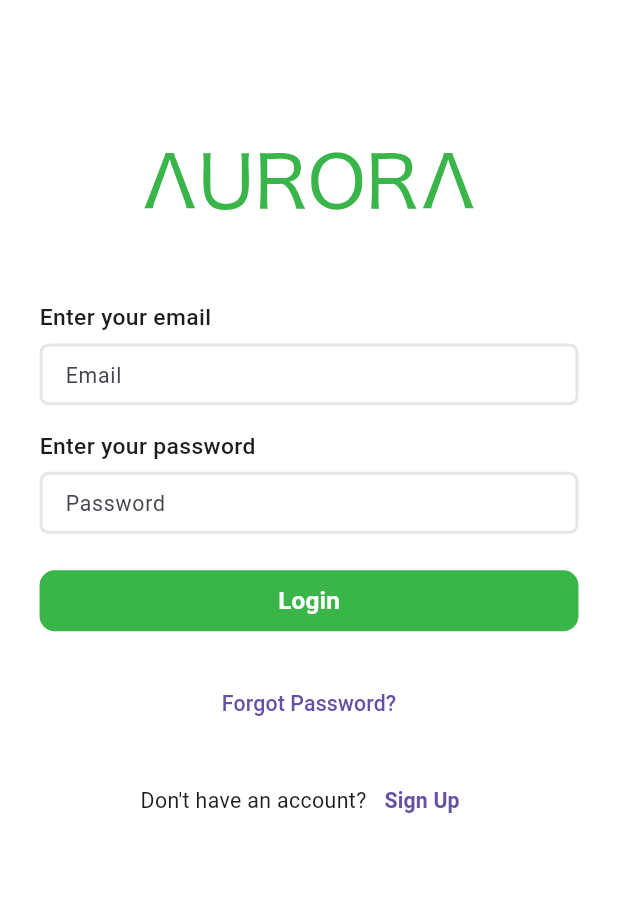
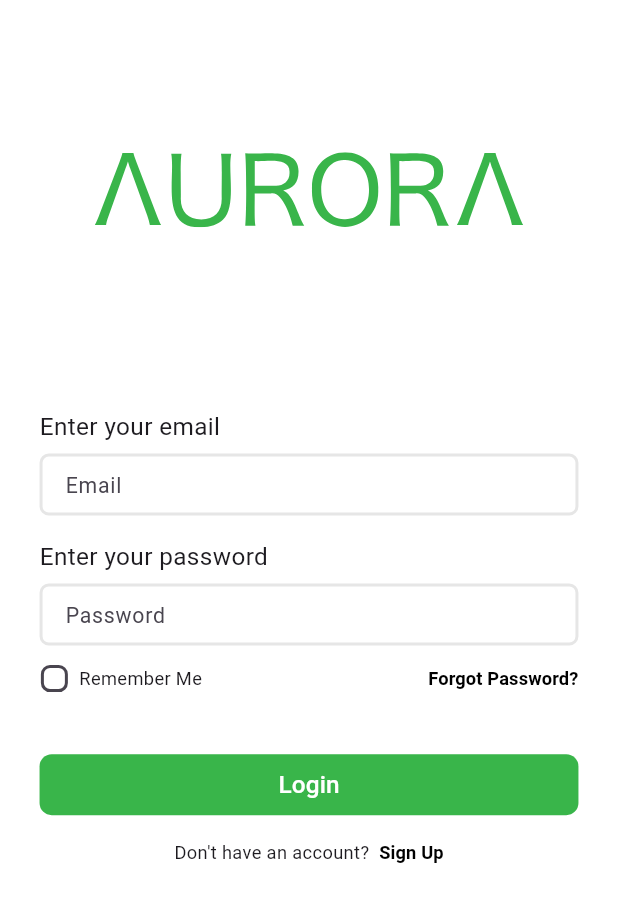
Before and after one commit to iArgho/template_getx, a Flutter app: the screen it shows after launch, on a phone screen of 412 x 824 dp. Shown: the top 902 px of the screen. Run offline on Flutter 3.47's test engine with Material 3 defaults, Android fonts, the phone set to English and light mode, and no system bars; our stand-ins replace flutter_screenutil, flutter_svg, get.

Commit message:
signin screen has been done

```diff
--- a/lib/app/views/screens/auth/login_screen.dart
+++ b/lib/app/views/screens/auth/login_screen.dart
@@ -10,6 +10,8 @@ class LoginScreen extends StatelessWidget {
 
   @override
   Widget build(BuildContext context) {
+    bool rememberMe = false;
+
     return Scaffold(
       body: SafeArea(
         child: SingleChildScrollView(
@@ -20,18 +22,18 @@ class LoginScreen extends StatelessWidget {
               SizedBox(height: 60.h),
               SvgPicture.asset(
                 'assets/logos/aurora.svg',
-                width: 200.w,
+                width: 260.w,
                 colorFilter: const ColorFilter.mode(
                   Color(0xFF39B54A),
                   BlendMode.srcIn,
                 ),
               ),
-              SizedBox(height: 60.h),
+              SizedBox(height: 120.h),
 
               /// Email
               Text(
                 'enterEmail'.tr,
-                style: TextStyle(fontSize: 15.sp, fontWeight: FontWeight.w500),
+                style: TextStyle(fontSize: 16.sp, fontWeight: FontWeight.w400),
               ),
               SizedBox(height: 6.h),
               InputField(
@@ -43,11 +45,64 @@ class LoginScreen extends StatelessWidget {
               /// Password
               Text(
                 'enterPassword'.tr,
-                style: TextStyle(fontSize: 15.sp, fontWeight: FontWeight.w500),
+                style: TextStyle(fontSize: 16.sp, fontWeight: FontWeight.w400),
               ),
               SizedBox(height: 6.h),
               InputField(hintText: 'password'.tr, obscureText: true),
-              SizedBox(height: 24.h),
+
+              SizedBox(height: 12.h),
+
+              StatefulBuilder(
+                builder: (context, setState) {
+                  return Row(
+                    children: [
+                      SizedBox(
+                        width: 18.w,
+                        height: 18.w,
+                        child: Checkbox(
+                          value: rememberMe,
+                          onChanged: (value) {
+                            setState(() {
+                              rememberMe = value ?? false;
+                            });
+                          },
+                          shape: RoundedRectangleBorder(
+                            borderRadius: BorderRadius.circular(6.r),
+                          ),
+                          materialTapTargetSize:
+                              MaterialTapTargetSize.shrinkWrap,
+                          activeColor: const Color(0xFF39B54A),
+                          visualDensity: VisualDensity
+                              .compact, // removes extra touch padding
+                        ),
+                      ),
+                      SizedBox(width: 6.w),
+                      Text('rememberMe'.tr, style: TextStyle(fontSize: 12.sp)),
+                      Spacer(),
+                      TextButton(
+                        onPressed: () {
+                          // Navigate to signup
+                        },
+                        style: TextButton.styleFrom(
+                          padding: EdgeInsets.zero,
+                          minimumSize: Size.zero,
+                          tapTargetSize: MaterialTapTargetSize.shrinkWrap,
+                        ),
+                        child: Text(
+                          'forgotPassword'.tr,
+                          style: TextStyle(
+                            fontSize: 12.sp,
+                            fontWeight: FontWeight.w600,
+                            color: Colors.black,
+                          ),
+                        ),
+                      ),
+                    ],
+                  );
+                },
+              ),
+
+              SizedBox(height: 40.h),
 
               /// Login button
               TextWidgetButton(
@@ -56,34 +111,30 @@ class LoginScreen extends StatelessWidget {
                   // Handle login action
                 },
               ),
-              SizedBox(height: 24.h),
 
-              /// Forgot Password
-              TextButton(
-                onPressed: () {
-                  // Handle forgot password
-                },
-                child: Text(
-                  'forgotPassword'.tr,
-                  style: TextStyle(fontSize: 14.sp),
-                ),
-              ),
               SizedBox(height: 16.h),
 
-              /// Signup navigation
+              /// Already have account? Sign Up (optional alternative row)
               Row(
                 mainAxisAlignment: MainAxisAlignment.center,
                 children: [
-                  Text('noAccount'.tr, style: TextStyle(fontSize: 14.sp)),
+                  Text('noAccount'.tr, style: TextStyle(fontSize: 12.sp)),
+                  SizedBox(width: 6.w),
                   TextButton(
                     onPressed: () {
                       // Navigate to signup
                     },
+                    style: TextButton.styleFrom(
+                      padding: EdgeInsets.zero,
+                      minimumSize: Size.zero,
+                      tapTargetSize: MaterialTapTargetSize.shrinkWrap,
+                    ),
                     child: Text(
                       'signUp'.tr,
                       style: TextStyle(
-                        fontSize: 14.sp,
-                        fontWeight: FontWeight.bold,
+                        fontSize: 12.sp,
+                        fontWeight: FontWeight.w600,
+                        color: Colors.black,
                       ),
                     ),
                   ),
--- a/lib/app/views/splash_screen.dart
+++ b/lib/app/views/splash_screen.dart
@@ -29,7 +29,7 @@ class _SplashScreenState extends State<SplashScreen> {
           children: [
             SvgPicture.asset(
               'assets/logos/aurora.svg',
-              width: 200.w,
+              width: 0.8.sw,
               colorFilter: const ColorFilter.mode(
                 Color(0xFF39B54A),
                 BlendMode.srcIn,
--- a/lib/app/views/widgets/text_button_widget.dart
+++ b/lib/app/views/widgets/text_button_widget.dart
@@ -18,7 +18,7 @@ class TextWidgetButton extends StatelessWidget {
       height: 40.h,
       width: double.infinity,
       decoration: BoxDecoration(
-        borderRadius: BorderRadius.circular(10.r),
+        borderRadius: BorderRadius.circular(8.r),
         color: AppColors.primary,
       ),
       child: ElevatedButton(
@@ -28,7 +28,7 @@ class TextWidgetButton extends StatelessWidget {
           shadowColor: Colors.transparent,
 
           shape: RoundedRectangleBorder(
-            borderRadius: BorderRadius.circular(10.r),
+            borderRadius: BorderRadius.circular(8.r),
           ),
         ),
         child: Text(
@@ -36,7 +36,7 @@ class TextWidgetButton extends StatelessWidget {
           style: TextStyle(
             fontSize: 16.sp,
             color: Colors.white,
-            fontWeight: FontWeight.w600,
+            fontWeight: FontWeight.w500,
           ),
         ),
       ),
--- a/lib/core/constants/language/data/language_bangla_data.dart
+++ b/lib/core/constants/language/data/language_bangla_data.dart
@@ -8,4 +8,6 @@ Map<String, String> languageBanglaData = {
   'forgotPassword': 'পাসওয়ার্ড ভুলে গেছেন?',
   'noAccount': 'একাউন্ট নেই?',
   'signUp': 'সাইন আপ',
+  'rememberMe': 'আমাকে মনে রাখুন',
+  'forgetPassword': 'পাসওয়ার্ড ভুলে গেছেন?',
 };
--- a/lib/core/constants/language/data/language_english_data.dart
+++ b/lib/core/constants/language/data/language_english_data.dart
@@ -8,4 +8,6 @@ Map<String, String> languageEnglishData = {
   'forgotPassword': 'Forgot Password?',
   'noAccount': "Don't have an account?",
   'signUp': 'Sign Up',
+  'rememberMe': 'Remember Me',
+  'forgetPassword': 'Forgot Password?',
 };
```
